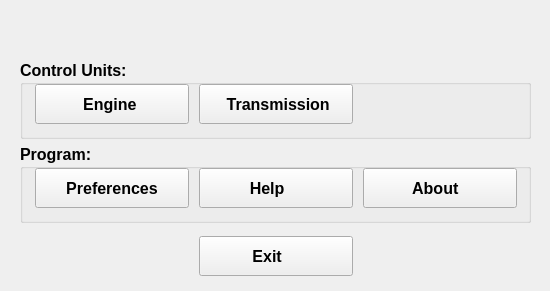
This is ui/FreeSSM.ui in Comer352L/FreeSSM as Qt 5 draws it before an edit. The edited form follows.
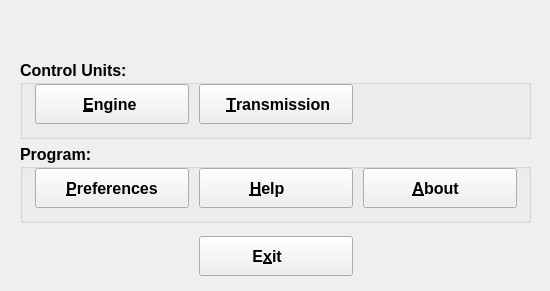
This is the edited form. Icons and pictures are not drawn.

```diff
--- a/ui/FreeSSM.ui
+++ b/ui/FreeSSM.ui
@@ -44,7 +44,7 @@
      </font>
     </property>
     <property name="text" >
-     <string>        Exit            </string>
+     <string>        E&amp;xit            </string>
     </property>
     <property name="icon" >
      <iconset resource="../resources/FreeSSM.qrc" >
@@ -91,7 +91,7 @@
       </font>
      </property>
      <property name="text" >
-      <string>      Engine       </string>
+      <string>      &amp;Engine       </string>
      </property>
      <property name="icon" >
       <iconset resource="../resources/FreeSSM.qrc" >
@@ -119,7 +119,7 @@
       </font>
      </property>
      <property name="text" >
-      <string> Transmission</string>
+      <string> &amp;Transmission</string>
      </property>
      <property name="icon" >
       <iconset resource="../resources/FreeSSM.qrc" >
@@ -167,7 +167,7 @@
       </font>
      </property>
      <property name="text" >
-      <string>       Help           </string>
+      <string>       &amp;Help           </string>
      </property>
      <property name="icon" >
       <iconset resource="../resources/FreeSSM.qrc" >
@@ -195,7 +195,7 @@
       </font>
      </property>
      <property name="text" >
-      <string>       About         </string>
+      <string>       &amp;About         </string>
      </property>
      <property name="icon" >
       <iconset resource="../resources/FreeSSM.qrc" >
@@ -223,7 +223,7 @@
       </font>
      </property>
      <property name="text" >
-      <string>  Preferences  </string>
+      <string>  &amp;Preferences  </string>
      </property>
      <property name="icon" >
       <iconset resource="../resources/FreeSSM.qrc" >
```
